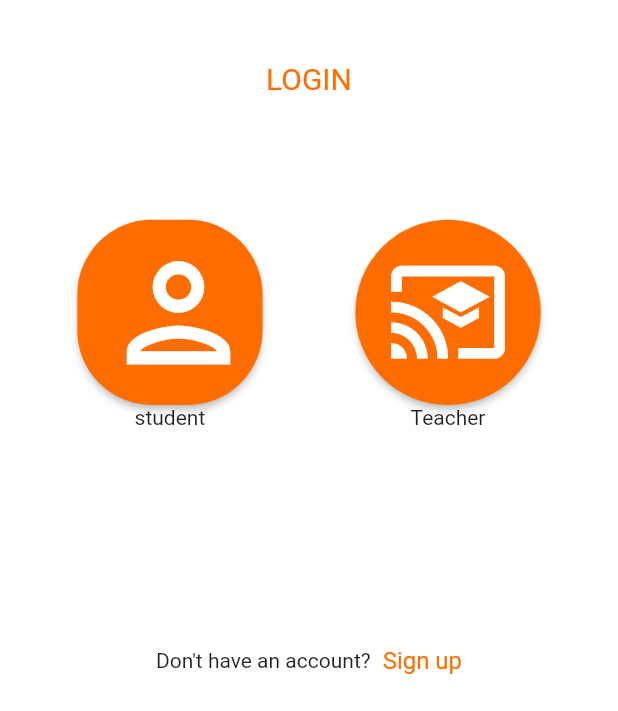
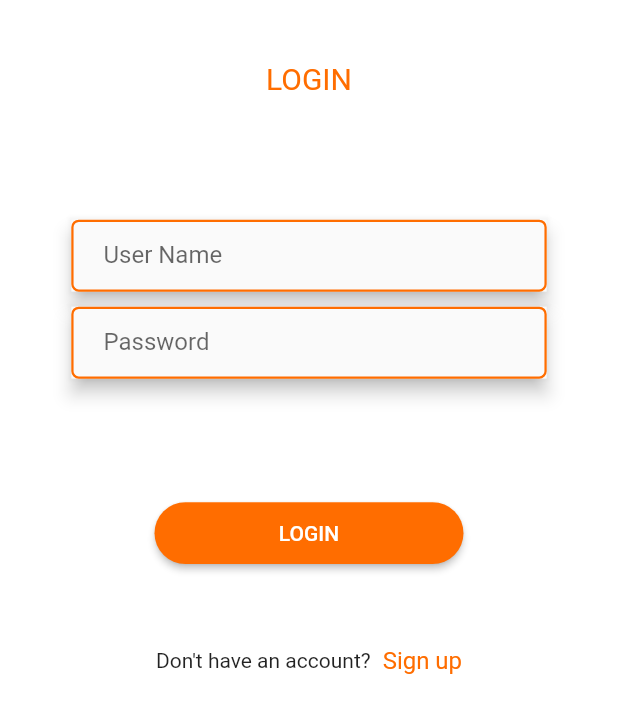
Before and after one commit to GitFromGeeks/Shiksha_App_UI, a Flutter app: the screen it shows after launch, on a phone screen of 412 x 824 dp, the part 525-1236 px from its top. Run offline on Flutter 3.47's test engine with Material 2 defaults, Android fonts, the phone set to English and light mode, and no system bars; our stand-ins replace google_fonts; Roboto replaces fonts that are missing (Alice).

Commit message:
bug fixing

```diff
--- a/Blended_Siksha_Learning-master/lib/courses/main_page/dashboard_page.dart
+++ b/Blended_Siksha_Learning-master/lib/courses/main_page/dashboard_page.dart
@@ -11,7 +11,6 @@
 import 'package:flutter/material.dart';
 import 'package:scoped_model/scoped_model.dart';
 import 'package:Blended_Siksha_learning/shared/routes.dart';
-import 'package:double_back_to_close_app/double_back_to_close_app.dart';
 
 class DashboardPage extends StatefulWidget {
   const DashboardPage({Key key}) : super(key: key);
@@ -70,11 +69,7 @@
             title: Text('Educational App'),
             leading: Icon(Icons.format_align_left_outlined),
           ),
-          body: DoubleBackToCloseApp(
-            snackBar: SnackBar(
-              content: Text("Tap again to close the app"),
-            ),
-            child: SingleChildScrollView(
+          body: SingleChildScrollView(
             child: Column(
               children: [
                 Container(
@@ -145,13 +140,11 @@
                               return Card(
                                 elevation: 8,
                                 child: Column(
-                                    crossAxisAlignment:
-                                        CrossAxisAlignment.start,
+                                  crossAxisAlignment: CrossAxisAlignment.start,
                                   children: [
                                     Container(
                                       height: 135,
-                                        width:
-                                            MediaQuery.of(context).size.width /
+                                      width: MediaQuery.of(context).size.width /
                                           1.2,
                                       decoration: BoxDecoration(
                                           image: DecorationImage(
@@ -164,8 +157,7 @@
                                     ),
                                     Container(
                                       height: 2,
-                                        width:
-                                            MediaQuery.of(context).size.width /
+                                      width: MediaQuery.of(context).size.width /
                                           1.2,
                                       decoration: BoxDecoration(
                                         color: Constant.primaryColor,
@@ -179,8 +171,8 @@
                                       ),
                                     ),
                                     Padding(
-                                        padding: const EdgeInsets.fromLTRB(
-                                            8, 4, 0, 4),
+                                      padding:
+                                          const EdgeInsets.fromLTRB(8, 4, 0, 4),
                                       child: Column(
                                         crossAxisAlignment:
                                             CrossAxisAlignment.start,
@@ -228,8 +220,7 @@
                                           color: Constant.secondaryColor,
                                           borderRadius:
                                               BorderRadius.circular(4.0)),
-                                        width:
-                                            MediaQuery.of(context).size.width /
+                                      width: MediaQuery.of(context).size.width /
                                           1.2,
                                       child: Padding(
                                         padding: const EdgeInsets.fromLTRB(
@@ -248,8 +239,7 @@
                                               'Master Class',
                                               style: TextStyle(
                                                   fontSize: 8,
-                                                    fontWeight:
-                                                        FontWeight.bold),
+                                                  fontWeight: FontWeight.bold),
                                             )
                                           ],
                                         ),
@@ -487,13 +477,11 @@
                               return Card(
                                 elevation: 5,
                                 child: Column(
-                                    crossAxisAlignment:
-                                        CrossAxisAlignment.start,
+                                  crossAxisAlignment: CrossAxisAlignment.start,
                                   children: [
                                     Container(
                                       height: 136,
-                                        width:
-                                            MediaQuery.of(context).size.width /
+                                      width: MediaQuery.of(context).size.width /
                                           1.2,
                                       decoration: BoxDecoration(
                                           image: DecorationImage(
@@ -508,8 +496,8 @@
                                       color: Constant.primaryColor,
                                     ),
                                     Padding(
-                                        padding: const EdgeInsets.fromLTRB(
-                                            8, 4, 0, 4),
+                                      padding:
+                                          const EdgeInsets.fromLTRB(8, 4, 0, 4),
                                       child: Column(
                                         crossAxisAlignment:
                                             CrossAxisAlignment.start,
@@ -557,8 +545,7 @@
                                           color: Colors.grey[300],
                                           borderRadius:
                                               BorderRadius.circular(4.0)),
-                                        width:
-                                            MediaQuery.of(context).size.width /
+                                      width: MediaQuery.of(context).size.width /
                                           1.2,
                                       child: Padding(
                                         padding: const EdgeInsets.fromLTRB(
@@ -577,8 +564,7 @@
                                               'Master Class',
                                               style: TextStyle(
                                                   fontSize: 8,
-                                                    fontWeight:
-                                                        FontWeight.bold),
+                                                  fontWeight: FontWeight.bold),
                                             )
                                           ],
                                         ),
@@ -698,7 +684,6 @@
               ],
             ),
           ),
-          ),
           bottomNavigationBar: DashboardBottomBar(),
         );
       }),
--- a/Blended_Siksha_Learning-master/lib/login/profile_page.dart
+++ b/Blended_Siksha_Learning-master/lib/login/profile_page.dart
@@ -42,7 +42,28 @@
                       shape: MaterialStateProperty.all(RoundedRectangleBorder(
                           borderRadius: BorderRadius.circular(50.0)))),
                 ),
-              )
+              ),
+              SizedBox(
+                height: MediaQuery.of(context).size.height * 0.1,
+              ),
+              SizedBox(
+                width: MediaQuery.of(context).size.width * 0.5,
+                height: MediaQuery.of(context).size.height * 0.04,
+                child: ElevatedButton(
+                  onPressed: () {
+                    Navigator.pushNamed(context, Routes.WELCOME_PAGE);
+                  },
+                  child: Text(
+                    "LOGOUT",
+                    style: TextStyle(fontSize: 20),
+                  ),
+                  style: ButtonStyle(
+                      backgroundColor:
+                          MaterialStateProperty.all(Constant.primaryColor),
+                      shape: MaterialStateProperty.all(RoundedRectangleBorder(
+                          borderRadius: BorderRadius.circular(50.0)))),
+                ),
+              ),
             ],
           ),
         ),
--- a/Blended_Siksha_Learning-master/lib/login/student_registration.dart
+++ b/Blended_Siksha_Learning-master/lib/login/registration.dart
@@ -3,7 +3,7 @@
 import 'package:Blended_Siksha_learning/shared/routes.dart';
 
 // ignore: camel_case_types
-class student_registration extends StatelessWidget {
+class registration extends StatelessWidget {
   TextEditingController nameController = TextEditingController();
   TextEditingController fathernameController = TextEditingController();
   TextEditingController mothernameController = TextEditingController();
@@ -44,7 +44,7 @@
                   mainAxisAlignment: MainAxisAlignment.center,
                   children: [
                     Text(
-                      "Students Registration Form",
+                      "Registration Form",
                       style: TextStyle(
                         fontSize: 24,
                         color: Constant.primaryColor,
--- a/Blended_Siksha_Learning-master/lib/login/welcome_page.dart
+++ b/Blended_Siksha_Learning-master/lib/login/welcome_page.dart
@@ -11,7 +11,9 @@
 }
 
 class _WelcomePageState extends State<WelcomePage> {
-  TextEditingController mobileController = TextEditingController();
+  TextEditingController usernameController = TextEditingController();
+
+  TextEditingController passwordController = TextEditingController();
 
   @override
   Widget build(BuildContext context) {
@@ -48,63 +50,74 @@
                 SizedBox(
                   height: MediaQuery.of(context).size.height * 0.1,
                 ),
-                Row(
-                  mainAxisAlignment: MainAxisAlignment.center,
-                  children: [
-                    Column(
-                      children: [
                 SizedBox(
-                          width: MediaQuery.of(context).size.width * 0.3,
-                          height: MediaQuery.of(context).size.height * 0.15,
-                          child: ElevatedButton(
-                              style: ButtonStyle(
-                                  backgroundColor: MaterialStateProperty.all(
-                                      Constant.primaryColor),
-                                  shape: MaterialStateProperty.all(
-                                      RoundedRectangleBorder(
-                                          borderRadius:
-                                              BorderRadius.circular(50.0)))),
-                              onPressed: () {
-                                Navigator.pushNamed(
-                                    context, Routes.STUDENT_LOGIN);
-                              },
-                              child: Icon(
-                                Icons.person_outlined,
-                                size: MediaQuery.of(context).size.width * 0.25,
+                  width: MediaQuery.of(context).size.width / 1.3,
+                  child: Material(
+                    elevation: 5,
+                    child: Container(
+                        height: 48,
+                        decoration: BoxDecoration(
+                            borderRadius: BorderRadius.circular(5),
+                            shape: BoxShape.rectangle,
+                            border: Border.all(
+                              color: Constant.primaryColor,
+                              width: 1.5,
+                            )),
+                        child: TextFormField(
+                          keyboardType: TextInputType.emailAddress,
+                          controller: usernameController,
+                          decoration: InputDecoration(
+                              contentPadding:
+                                  EdgeInsets.only(left: 16, bottom: 4),
+                              border: InputBorder.none,
+                              hintText: ' User Name'),
                         )),
                   ),
-                        Text("student")
-                      ],
                 ),
                 SizedBox(
-                      width: MediaQuery.of(context).size.width * 0.15,
+                  height: 10,
                 ),
-                    Column(
-                      children: [
                 SizedBox(
-                          width: MediaQuery.of(context).size.width * 0.3,
-                          height: MediaQuery.of(context).size.height * 0.15,
-                          child: ElevatedButton(
-                              style: ButtonStyle(
-                                  backgroundColor: MaterialStateProperty.all(
-                                      Constant.primaryColor),
-                                  shape: MaterialStateProperty.all(
-                                      RoundedRectangleBorder(
-                                          borderRadius:
-                                              BorderRadius.circular(100.0)))),
-                              onPressed: () {
-                                Navigator.pushNamed(
-                                    context, Routes.TEACHER_LOGIN);
-                              },
-                              child: Icon(
-                                Icons.cast_for_education,
-                                size: MediaQuery.of(context).size.width * 0.2,
+                  width: MediaQuery.of(context).size.width / 1.3,
+                  child: Material(
+                    elevation: 5,
+                    child: Container(
+                        height: 48,
+                        decoration: BoxDecoration(
+                            borderRadius: BorderRadius.circular(5),
+                            shape: BoxShape.rectangle,
+                            border: Border.all(
+                              color: Constant.primaryColor,
+                              width: 1.5,
+                            )),
+                        child: TextFormField(
+                          keyboardType: TextInputType.visiblePassword,
+                          controller: passwordController,
+                          decoration: InputDecoration(
+                              contentPadding:
+                                  EdgeInsets.only(left: 16, bottom: 4),
+                              border: InputBorder.none,
+                              hintText: ' Password'),
                         )),
                   ),
-                        Text("Teacher")
-                      ],
                 ),
-                  ],
+                SizedBox(
+                  height: MediaQuery.of(context).size.height * 0.1,
+                ),
+                SizedBox(
+                  width: MediaQuery.of(context).size.width * 0.5,
+                  height: MediaQuery.of(context).size.height * 0.05,
+                  child: ElevatedButton(
+                    onPressed: () {
+                      Navigator.pushNamed(context, Routes.NEETUG_PAGE);
+                    },
+                    child: Text("LOGIN"),
+                    style: ButtonStyle(
+                        backgroundColor:
+                            MaterialStateProperty.all(Constant.primaryColor),
+                        shape: MaterialStateProperty.all(RoundedRectangleBorder(
+                            borderRadius: BorderRadius.circular(50.0)))),
+                  ),
                 ),
                 Expanded(
                   child: Container(),
@@ -128,7 +141,7 @@
                       children: [
                         InkWell(
                           onTap: () {
-                            Navigator.pushNamed(context, Routes.SIGNUP);
+                            Navigator.pushNamed(context, Routes.STUDENT_REG);
                           },
                           child: Text(
                             'Sign up',
--- a/Blended_Siksha_Learning-master/lib/shared/routes.dart
+++ b/Blended_Siksha_Learning-master/lib/shared/routes.dart
@@ -14,7 +14,7 @@
 import 'package:Blended_Siksha_learning/shared/popular_courses.dart';
 import 'package:Blended_Siksha_learning/login/profile_page.dart';
 import 'package:Blended_Siksha_learning/login/signup.dart';
-import 'package:Blended_Siksha_learning/login/student_registration.dart';
+import 'package:Blended_Siksha_learning/login/registration.dart';
 import 'package:Blended_Siksha_learning/login/teacher_registration.dart';
 import 'package:Blended_Siksha_learning/courses/video/live_class.dart';
 import 'package:Blended_Siksha_learning/courses/online_courses/widget/question_banks.dart';
@@ -77,7 +77,7 @@
   Routes.NEET_ONLINE_TEST: (context) => NeetOnlineTest(),
   Routes.PROFILE_PAGE: (context) => profile_page(),
   Routes.SIGNUP: (context) => signup(),
-  Routes.STUDENT_REG: (context) => student_registration(),
+  Routes.STUDENT_REG: (context) => registration(),
   Routes.TEACHER_REG: (context) => teacher_registration(),
   Routes.LIVE_CLASS: (context) => live_class(),
   Routes.QUES_BANKS: (context) => question_banks(),
--- a/Blended_Siksha_Learning-master/pubspec.yaml
+++ b/Blended_Siksha_Learning-master/pubspec.yaml
@@ -25,7 +25,6 @@
     sdk: flutter
   scoped_model: ^1.1.0
   google_fonts: ^2.1.0
-  double_back_to_close_app: ^1.2.0
 
 
 
```
Also changed, not shown: Blended_Siksha_Learning-master/pubspec.lock. Lines whose indentation alone changed are shown as unchanged.
